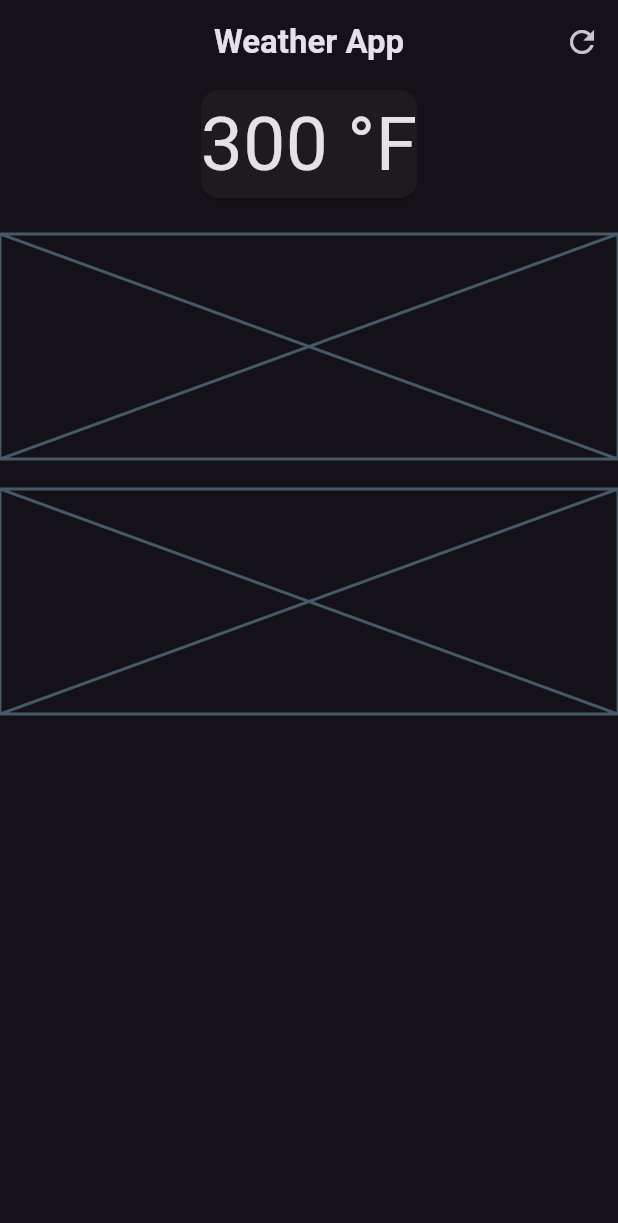
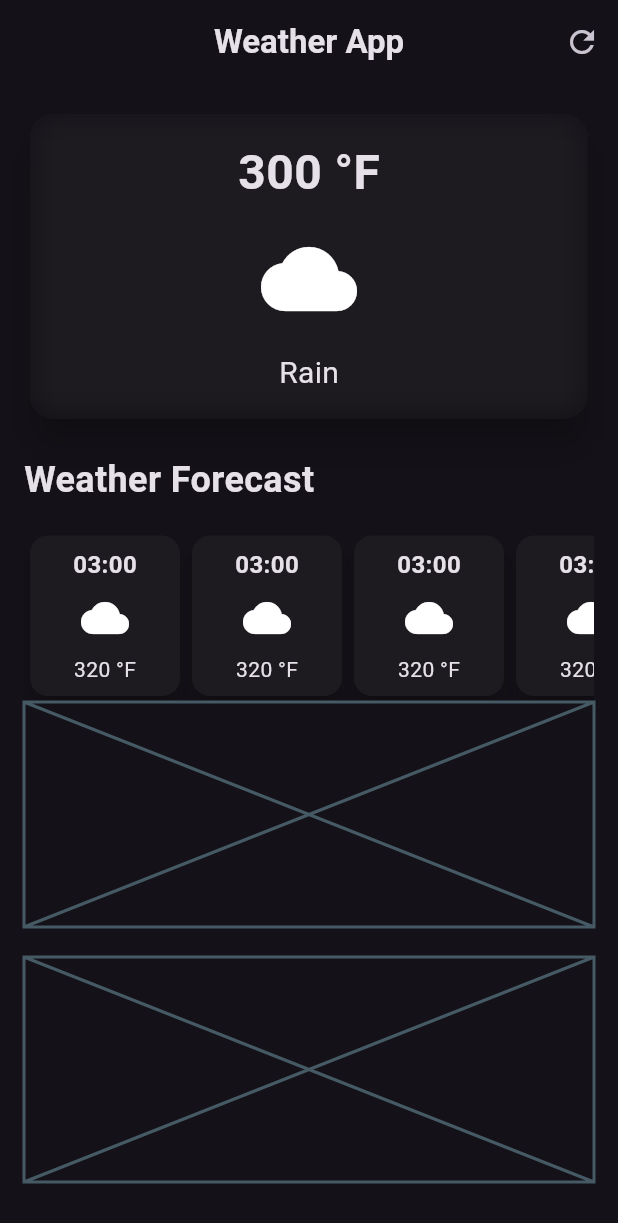
Before and after one commit to OluwasegunO-CTRL/Flutter_learning, a Flutter app: the screen it shows after launch, on a phone screen of 412 x 824 dp. Shown: the top 1223 px of the screen. Run offline on Flutter 3.47's test engine with Material 3 defaults, Android fonts, the phone set to English and light mode, and no system bars.

Commit message:
update weather App

```diff
--- a/weather_app/lib/weatherapp_screen.dart
+++ b/weather_app/lib/weatherapp_screen.dart
@@ -1,4 +1,6 @@
+import 'dart:ui';
 import 'package:flutter/material.dart';
+
 
 class WeatherScreen extends StatelessWidget {
   const WeatherScreen({super.key});
@@ -20,30 +22,112 @@ class WeatherScreen extends StatelessWidget {
           ),
       ],
       ),
-      body: const  Column(
+      body:  Padding(
+        padding: const EdgeInsets.all(16.0),
+        child: Column(
+          crossAxisAlignment: CrossAxisAlignment.start,
           children: [
               // maincard
-             Card(
+            SizedBox(
+              width: double.infinity,
+              child: Card(
+                shape: RoundedRectangleBorder(
+                  borderRadius: BorderRadius.circular(16)
+                  ),
+                elevation: 10,
+                child:   ClipRRect(
+                  borderRadius: BorderRadius.circular(16),
+                  child: BackdropFilter(
+                    filter: ImageFilter.blur(sigmaX: 10, sigmaY: 10),
+                    child: const Padding(
+                      padding: EdgeInsets.all(16.0),
                       child: Column(
                         children: [
-                  Text('300 °F', style: TextStyle(
-                    fontSize: 50,
-                  ),)
-                ],)
+                          Text('300 °F', style:
+                            TextStyle(
+                              fontSize: 32,
+                              fontWeight:FontWeight.bold
                             ),
-             SizedBox(height: 20),
+                          ),
+                          SizedBox(height: 16,),
+                          Icon(Icons.cloud,
+                            size: 64,),
+                          SizedBox(height: 16,),
+                          Text('Rain',
+                            style: TextStyle(
+                            fontSize: 20),
+                          ),
+                        ],
+                      ),
+                    ),
+                  ),
+                ),
+              ),
+            ),
+           const  SizedBox(height: 20),
+           const Text('Weather Forecast',
+              style: TextStyle(
+                fontSize: 24,
+                fontWeight: FontWeight.bold
+              ),
+            ),
+            const SizedBox(height: 16),
               //  weatherforcast Hieghts
-            Placeholder(
+            const SingleChildScrollView(
+            scrollDirection: Axis.horizontal,
+              child:  Row(
+                children: [
+                  HourlyForecastItem(),
+                  HourlyForecastItem(),
+                  HourlyForecastItem(),
+                  HourlyForecastItem(),
+                  HourlyForecastItem()
+                ],
+              ),
+            ),
+            const  Placeholder(
               fallbackHeight: 150,
             ),
-            SizedBox(height: 20),
+            const SizedBox(height: 20),
             // Additional information
-            Placeholder(
+            const Placeholder(
               fallbackHeight: 150,
             )
 
           ],
         ),
+      ),
     );
   }
 }
+class HourlyForecastItem extends StatelessWidget {
+  const HourlyForecastItem({super.key});
+
+  @override
+  Widget build(BuildContext context) {
+    return Card(
+      elevation: 6,
+      child:  Container(
+      width: 100,
+      padding: const EdgeInsets.all(8.0),
+      decoration: BoxDecoration(
+        borderRadius: BorderRadius.circular(32)
+      ),
+      child: const  Column(
+        children: [
+          Text('03:00',
+            style: TextStyle(
+              fontSize: 16,
+              fontWeight: FontWeight.bold
+            ),
+          ),
+          SizedBox(height: 8),
+          Icon(Icons.cloud, size: 32,),
+          SizedBox(height: 8),
+          Text('320 °F'),
+        ],
+      ),
+      ),
+    );
+  }
+}
```
Lines whose indentation alone changed are shown as unchanged.
